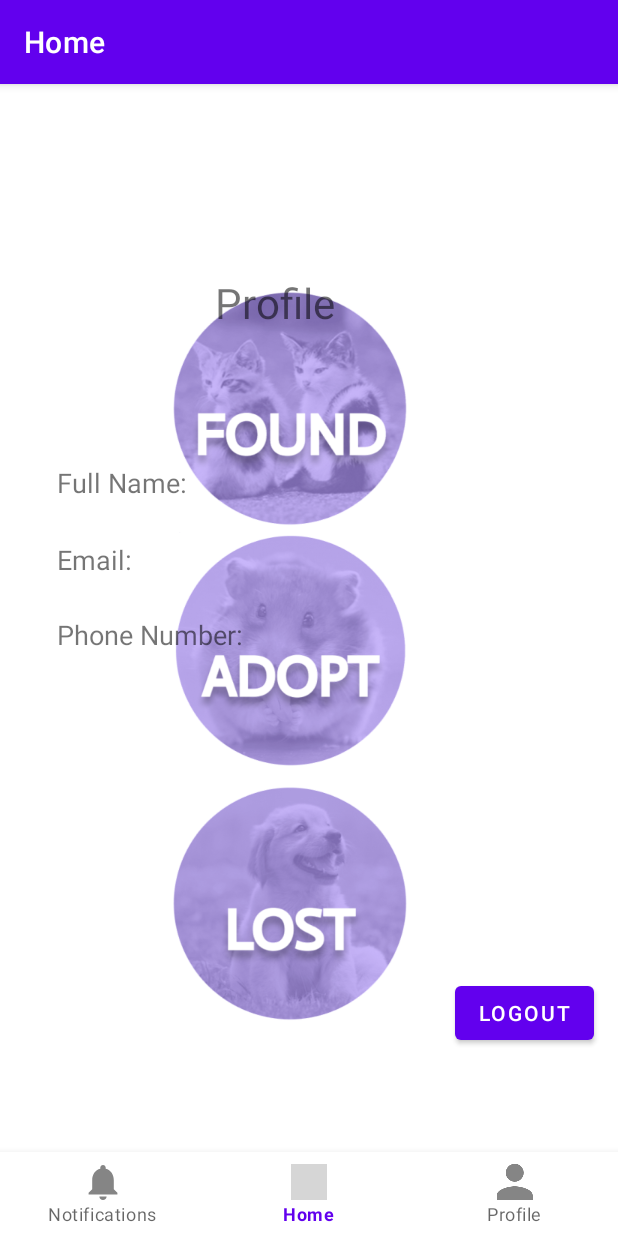
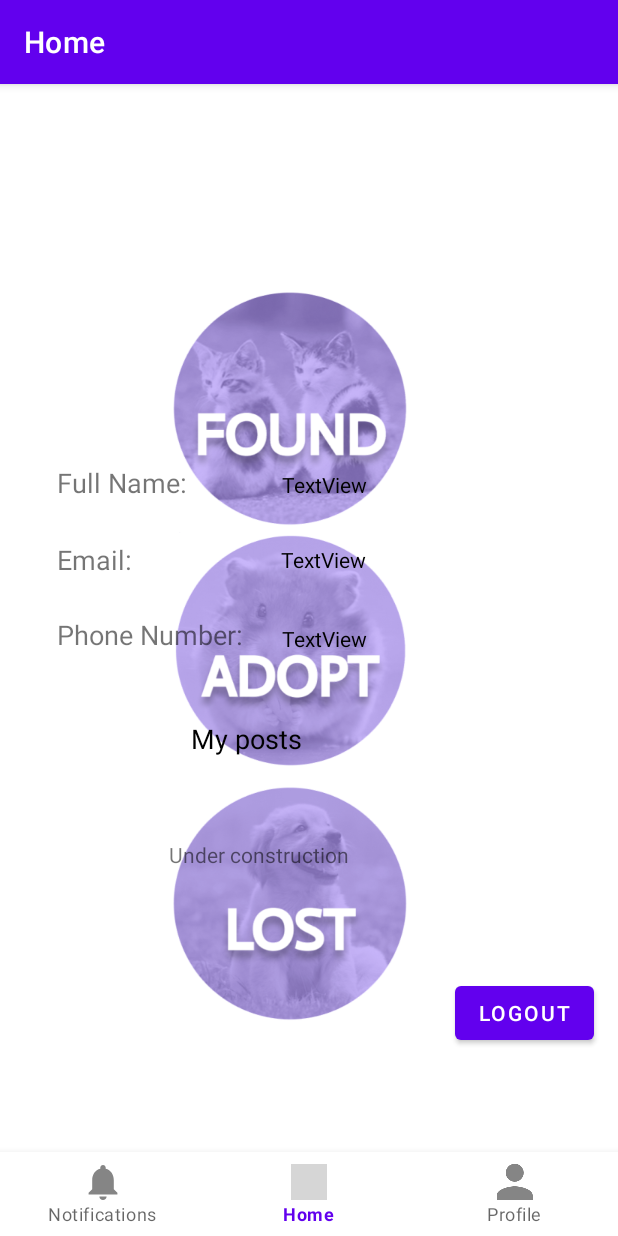
Before and after one commit to flavea25/MSA, an Android app: the fragment LoggedProfileFragment placed in its activity, on a phone screen of 412 x 824 dp. Run offline under Robolectric (Android 15) with nearby library versions, the phone set to English and light mode, and no system bars; our stand-ins replace Firebase (no records; nobody signed in at launch, a user with empty details on screens opened directly), navigation-ui; grey boxes are pictures that could not be loaded.

Commit message:
Log message corrected
Signed-off-by: Lazin Alexandra <lazinalexandra98@gmail.com>

```diff
--- a/app/src/main/java/com/example/lostfoundpets/ui/profile/LoggedProfileFragment.java
+++ b/app/src/main/java/com/example/lostfoundpets/ui/profile/LoggedProfileFragment.java
@@ -1,37 +1,71 @@
 package com.example.lostfoundpets.ui.profile;
-
+import android.content.Intent;
 import android.os.Bundle;
+import android.util.Log;
 import android.view.LayoutInflater;
 import android.view.View;
 import android.view.ViewGroup;
 import android.widget.Button;
+import android.widget.TextView;
 
 import androidx.annotation.NonNull;
 import androidx.fragment.app.Fragment;
 
+import com.example.lostfoundpets.MainActivity;
 import com.example.lostfoundpets.R;
 import com.google.firebase.auth.FirebaseAuth;
+import com.google.firebase.auth.FirebaseUser;
+import com.google.firebase.firestore.CollectionReference;
+import com.google.firebase.firestore.DocumentReference;
+import com.google.firebase.firestore.DocumentSnapshot;
+import com.google.firebase.firestore.EventListener;
+import com.google.firebase.firestore.FirebaseFirestore;
+import com.google.firebase.firestore.FirebaseFirestoreException;
+import com.google.firebase.storage.FirebaseStorage;
+import com.google.firebase.storage.StorageReference;
 
+import javax.annotation.Nullable;
 public class LoggedProfileFragment extends Fragment {
+    private static final int GALLERY_INTENT_CODE = 1023 ;
+    private final CollectionReference users = FirebaseFirestore.getInstance().collection("users");
+    TextView fullName,email,phone;
     FirebaseAuth fAuth;
-
+    FirebaseFirestore fStore;
+    String userId;
+    FirebaseUser user;
+    StorageReference storageReference;
     public View onCreateView(@NonNull LayoutInflater inflater,
                              ViewGroup container, Bundle savedInstanceState) {
         View root = inflater.inflate(R.layout.fragment_profile_logged, container, false);
         fAuth = FirebaseAuth.getInstance();
-
         Button logoutButton = (Button)root.findViewById(R.id.logout_button);
+        TextView textView = root.findViewById(R.id.notLogged);
         logoutButton.setOnClickListener(v -> {
             fAuth.signOut();
-            getActivity()
-                    .getSupportFragmentManager()
-                    .beginTransaction()
-                    .setReorderingAllowed(true)
-                    .replace(R.id.profile_fragment, ProfileFragment.class,null)
-                    .addToBackStack(null)
-                    .commit();
+            startActivity(new Intent(getContext(), MainActivity.class));
         });
+        phone = root.findViewById(R.id.profileNumber);
+        fullName = root.findViewById(R.id.profileName);
+        email    = root.findViewById(R.id.profileEmail);
+        fAuth = FirebaseAuth.getInstance();
+        fStore = FirebaseFirestore.getInstance();
+        storageReference = FirebaseStorage.getInstance().getReference();
+        userId = fAuth.getCurrentUser().getUid();
+        user = fAuth.getCurrentUser();
+        DocumentReference documentReference = fStore.collection("users").document(userId);
+        documentReference.addSnapshotListener( new EventListener<DocumentSnapshot>() {
+            @Override
+            public void onEvent(@Nullable DocumentSnapshot documentSnapshot, @Nullable FirebaseFirestoreException e) {
+                if(documentSnapshot.exists()){
+                    phone.setText(documentSnapshot.getString("phoneNumber"));
+                    fullName.setText(documentSnapshot.getString("fullName"));
+                    email.setText(documentSnapshot.getString("email"));
 
+                }else {
+                    Log.d("tag", "onEvent: Document does not exist");
+                }
+            }
+        });
         return root;
     }
 }
--- a/app/src/main/res/layout/fragment_profile_logged.xml
+++ b/app/src/main/res/layout/fragment_profile_logged.xml
@@ -5,21 +5,6 @@
     xmlns:tools="http://schemas.android.com/tools"
     android:layout_width="match_parent"
     android:layout_height="match_parent">
-
-    <TextView
-        android:id="@+id/title_profile"
-        android:layout_width="wrap_content"
-        android:layout_height="wrap_content"
-        android:text="Profile"
-        android:textAlignment="center"
-        android:textSize="28sp"
-        app:layout_constraintBottom_toBottomOf="parent"
-        app:layout_constraintEnd_toEndOf="parent"
-        app:layout_constraintHorizontal_bias="0.43"
-        app:layout_constraintStart_toStartOf="parent"
-        app:layout_constraintTop_toTopOf="parent"
-        app:layout_constraintVertical_bias="0.105" />
-
     <TextView
         android:id="@+id/fullNameTag"
         android:layout_width="wrap_content"
@@ -32,7 +17,6 @@
         app:layout_constraintStart_toStartOf="parent"
         app:layout_constraintTop_toTopOf="parent"
         app:layout_constraintVertical_bias="0.287" />
-
     <TextView
         android:id="@+id/emailTag"
         android:layout_width="wrap_content"
@@ -45,7 +29,6 @@
         app:layout_constraintStart_toStartOf="parent"
         app:layout_constraintTop_toTopOf="parent"
         app:layout_constraintVertical_bias="0.362" />
-
     <TextView
         android:id="@+id/phoneNoTag"
         android:layout_width="wrap_content"
@@ -58,7 +41,6 @@
         app:layout_constraintStart_toStartOf="parent"
         app:layout_constraintTop_toTopOf="parent"
         app:layout_constraintVertical_bias="0.435" />
-
     <Button
         android:id="@+id/logout_button"
         android:layout_width="wrap_content"
@@ -70,4 +52,66 @@
         app:layout_constraintStart_toStartOf="parent"
         app:layout_constraintTop_toTopOf="parent"
         app:layout_constraintVertical_bias="0.812" />
+    <TextView
+        android:id="@+id/profileName"
+        android:layout_width="182dp"
+        android:layout_height="20dp"
+        android:text="TextView"
+        android:textColor="#000000"
+        app:layout_constraintBottom_toBottomOf="parent"
+        app:layout_constraintEnd_toEndOf="parent"
+        app:layout_constraintHorizontal_bias="0.816"
+        app:layout_constraintStart_toStartOf="parent"
+        app:layout_constraintTop_toTopOf="parent"
+        app:layout_constraintVertical_bias="0.291" />
+    <TextView
+        android:id="@+id/profileEmail"
+        android:layout_width="183dp"
+        android:layout_height="21dp"
+        android:text="TextView"
+        android:textColor="#000000"
+        app:layout_constraintBottom_toBottomOf="parent"
+        app:layout_constraintEnd_toEndOf="parent"
+        app:layout_constraintHorizontal_bias="0.82"
+        app:layout_constraintStart_toStartOf="parent"
+        app:layout_constraintTop_toTopOf="parent"
+        app:layout_constraintVertical_bias="0.364" />
+    <TextView
+        android:id="@+id/profileNumber"
+        android:layout_width="186dp"
+        android:layout_height="19dp"
+        android:text="TextView"
+        android:textColor="#000000"
+        app:layout_constraintBottom_toBottomOf="parent"
+        app:layout_constraintEnd_toEndOf="parent"
+        app:layout_constraintHorizontal_bias="0.831"
+        app:layout_constraintStart_toStartOf="parent"
+        app:layout_constraintTop_toTopOf="parent"
+        app:layout_constraintVertical_bias="0.439" />
+
+    <TextView
+        android:id="@+id/textView4"
+        android:layout_width="128dp"
+        android:layout_height="31dp"
+        android:text="My posts"
+        android:textColor="#000000"
+        android:textSize="18sp"
+        app:layout_constraintBottom_toBottomOf="parent"
+        app:layout_constraintEnd_toEndOf="parent"
+        app:layout_constraintHorizontal_bias="0.448"
+        app:layout_constraintStart_toStartOf="parent"
+        app:layout_constraintTop_toTopOf="parent"
+        app:layout_constraintVertical_bias="0.541" />
+
+    <TextView
+        android:id="@+id/textView5"
+        android:layout_width="wrap_content"
+        android:layout_height="wrap_content"
+        android:text="Under construction"
+        app:layout_constraintBottom_toBottomOf="parent"
+        app:layout_constraintEnd_toEndOf="parent"
+        app:layout_constraintHorizontal_bias="0.386"
+        app:layout_constraintStart_toStartOf="parent"
+        app:layout_constraintTop_toTopOf="parent"
+        app:layout_constraintVertical_bias="0.647" />
 </androidx.constraintlayout.widget.ConstraintLayout>
```
